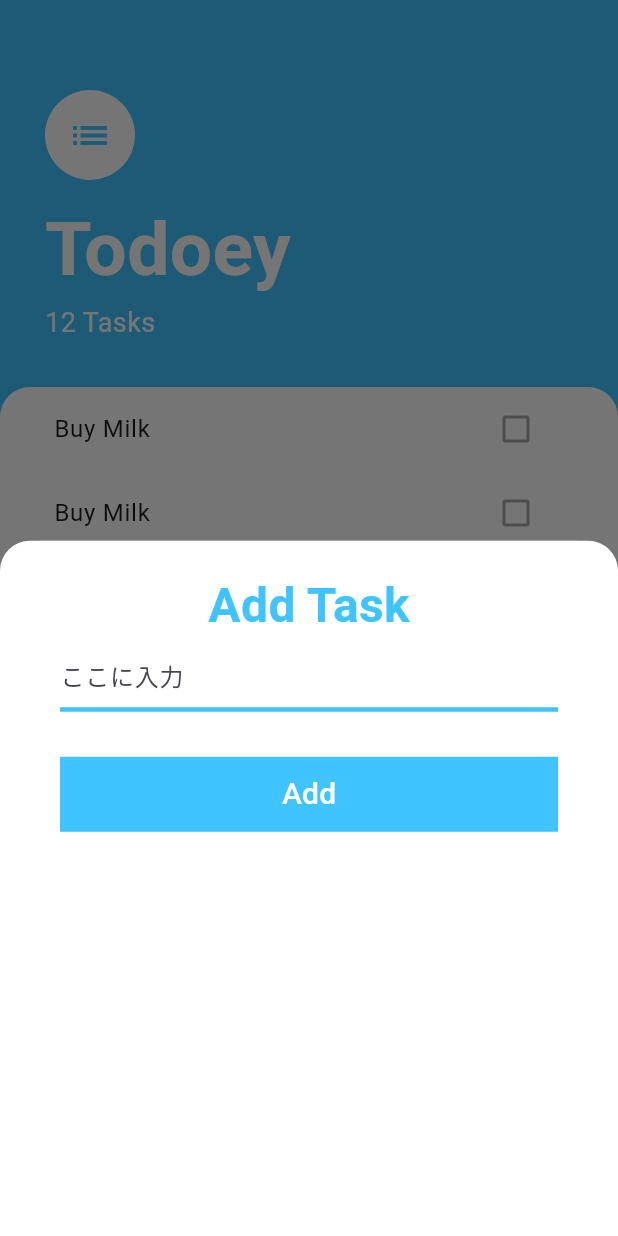
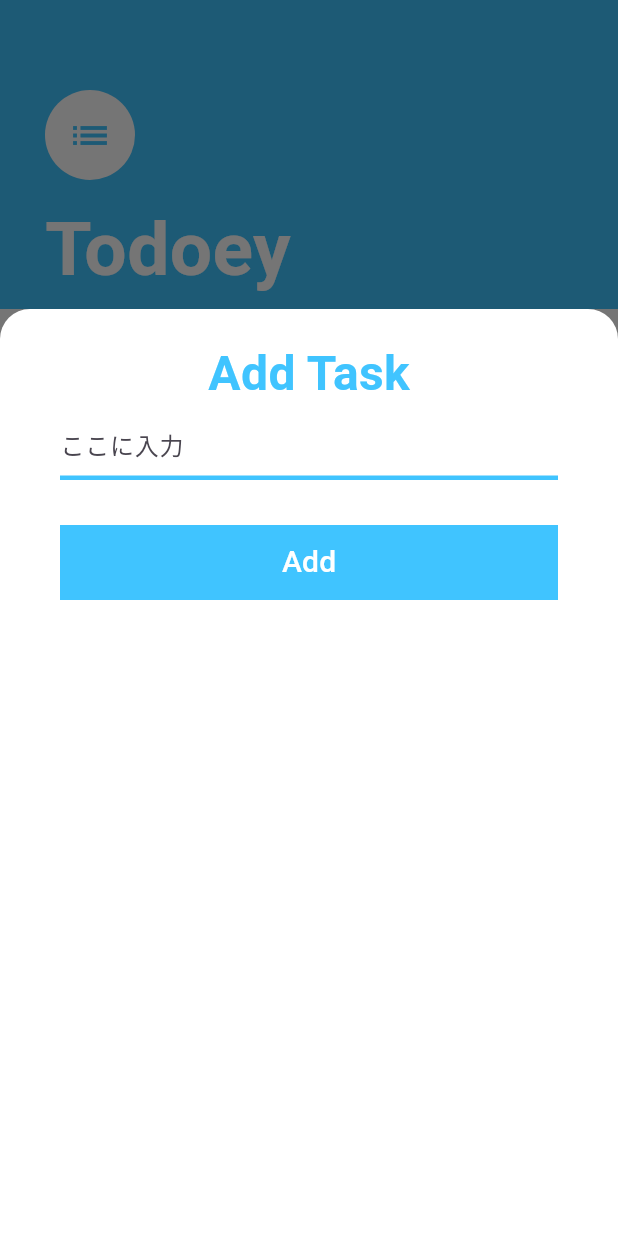
Before and after one commit to yukimiyake0607/todo, a Flutter app: the screen it shows after launch, after a tap on the "add" icon, on a phone screen of 412 x 824 dp. Run offline on Flutter 3.47's test engine with Material 3 defaults, Android fonts, the phone set to English and light mode, and no system bars.

Commit message:
update: bottomSheetの高さを変更
refs 通常、画面の50%の高さだがキーパッドと被るため、bottomSheetの高さを75%に変更

```diff
--- a/lib/screens/tasks_screen.dart
+++ b/lib/screens/tasks_screen.dart
@@ -20,7 +20,13 @@ class TasksScreen extends StatelessWidget {
         ),
         onPressed: () {
           showModalBottomSheet(
-              context: context, builder: (context) => AddTaskScreen());
+            context: context,
+            isScrollControlled: true,
+            builder: (context) => FractionallySizedBox(
+              heightFactor: 0.75,
+              child: AddTaskScreen(),
+            ),
+          );
         },
       ),
       body: Column(
```
